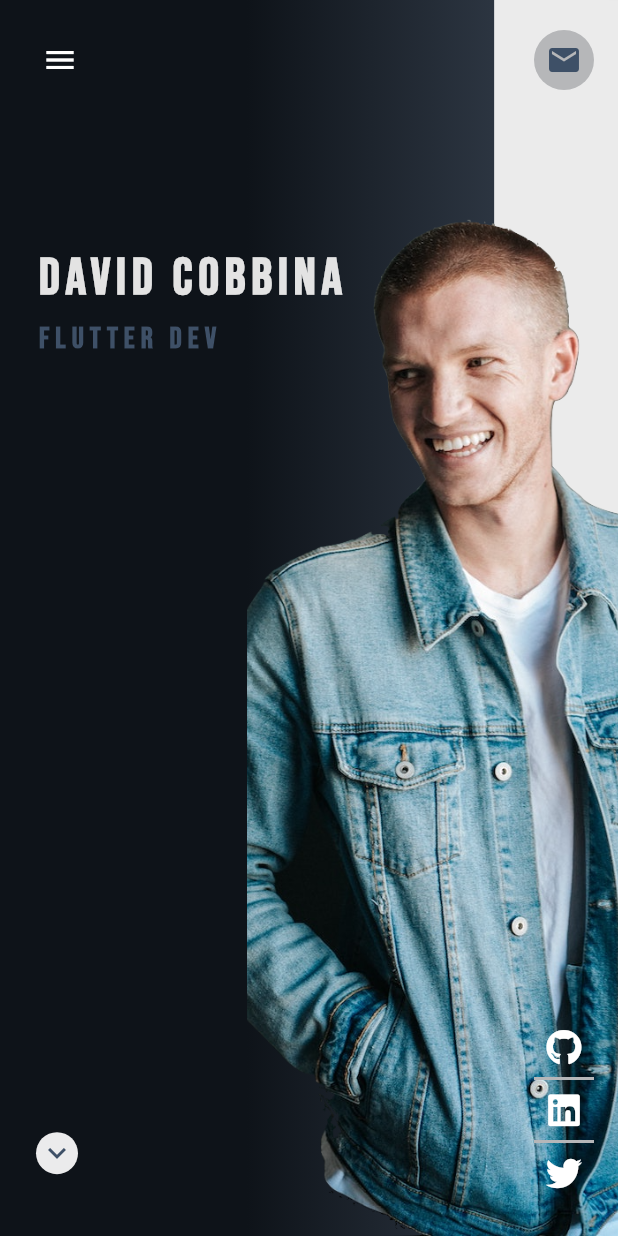
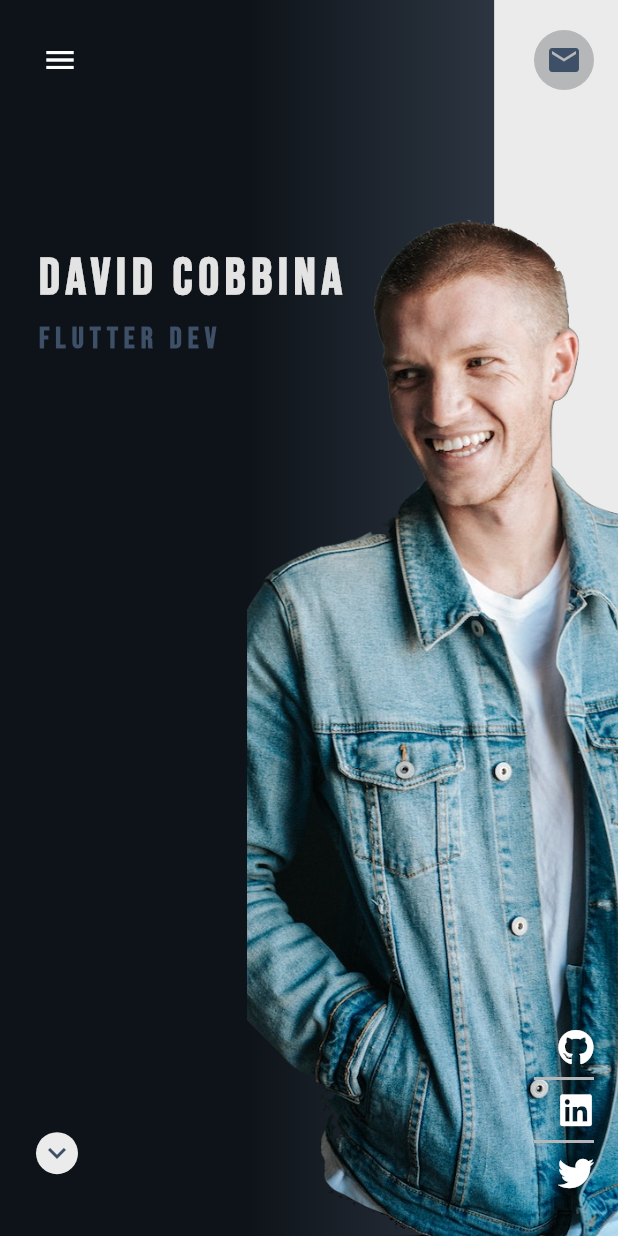
Before and after one commit to david-legend/aerium, a Flutter app: the screen it shows after launch, on a phone screen of 412 x 824 dp. Run offline on Flutter 3.47's test engine with Material 2 defaults, Android fonts, the phone set to English and light mode, and no system bars; our stand-ins replace auto_route, font_awesome_flutter, google_fonts, responsive_builder; missing offline and left inert: dart:html.

Commit message:
added socials widget

```diff
--- a/lib/presentation/pages/home/home_page_desktop.dart
+++ b/lib/presentation/pages/home/home_page_desktop.dart
@@ -1,13 +1,8 @@
-import 'package:auto_route/auto_route.dart';
 import 'package:flutter/material.dart';
 import 'package:portfoliosite/core/layout/adaptive.dart';
-import 'package:portfoliosite/presentation/pages/about/about_page.dart';
-import 'package:portfoliosite/presentation/routes/router.dart';
-import 'package:portfoliosite/presentation/routes/router.gr.dart';
 import 'package:portfoliosite/presentation/widgets/content_wrapper.dart';
 import 'package:portfoliosite/presentation/widgets/menu_list.dart';
 import 'package:portfoliosite/values/values.dart';
-import 'package:responsive_builder/responsive_builder.dart';
 
 class HomePageDesktop extends StatelessWidget {
   @override
--- a/lib/presentation/pages/home/home_page_mobile.dart
+++ b/lib/presentation/pages/home/home_page_mobile.dart
@@ -6,6 +6,7 @@ import 'package:portfoliosite/presentation/widgets/app_drawer.dart';
 import 'package:portfoliosite/presentation/widgets/circular_container.dart';
 import 'package:portfoliosite/presentation/widgets/content_wrapper.dart';
 import 'package:portfoliosite/presentation/widgets/horizontal_bar.dart';
+import 'package:portfoliosite/presentation/widgets/socials.dart';
 import 'package:portfoliosite/presentation/widgets/spaces.dart';
 import 'package:portfoliosite/values/values.dart';
 
@@ -30,7 +31,6 @@ class _HomePageMobileState extends State<HomePageMobile> {
         child: SafeArea(
           child: Stack(
             children: [
-
               Column(
                 children: [
                   Row(
@@ -158,21 +158,7 @@ class _HomePageMobileState extends State<HomePageMobile> {
     return Positioned(
       right: 16,
       bottom: 30,
-      child: Column(
-        children: [
-          Icon(FontAwesomeIcons.github),
-          HorizontalBar(
-            width: Sizes.WIDTH_40,
-            margin: EdgeInsets.symmetric(vertical: 8),
-          ),
-          Icon(FontAwesomeIcons.linkedin),
-          HorizontalBar(
-            width: Sizes.WIDTH_40,
-            margin: EdgeInsets.symmetric(vertical: 8),
-          ),
-          Icon(FontAwesomeIcons.twitter,),
-        ],
-      ),
+      child: Socials(isVertical: true, crossAxisAlignment: CrossAxisAlignment.end,),
     );
   }
 }
--- a/lib/presentation/widgets/app_drawer.dart
+++ b/lib/presentation/widgets/app_drawer.dart
@@ -4,6 +4,7 @@ import 'package:font_awesome_flutter/font_awesome_flutter.dart';
 import 'package:portfoliosite/core/layout/adaptive.dart';
 import 'package:portfoliosite/presentation/routes/router.gr.dart';
 import 'package:portfoliosite/presentation/widgets/circular_container.dart';
+import 'package:portfoliosite/presentation/widgets/socials.dart';
 import 'package:portfoliosite/presentation/widgets/spaces.dart';
 import 'package:portfoliosite/values/values.dart';
 
@@ -62,22 +63,10 @@ class AppDrawer extends StatelessWidget {
               crossAxisAlignment: CrossAxisAlignment.center,
               children: [
                 ..._buildMenuList(menuList),
-//                Text(
-//                  StringConst.ABOUT_ME,
-//                  style: selectedStyle,
-//                ),
-//                SpaceH16(),
-//                Text(StringConst.PORTFOLIO, style: unSelectedStyle),
-//                SpaceH16(),
-//                Text(StringConst.SERVICES, style: unSelectedStyle),
-//                SpaceH16(),
-//                Text(StringConst.CONTACT, style: unSelectedStyle),
-//                SpaceH16(),
-//                Text(StringConst.RESUME, style: unSelectedStyle),
               ],
             ),
             Spacer(flex: 1),
-            _buildSocials(),
+            Socials(isHorizontal: true),
             SpaceH44(),
           ],
         ),
@@ -85,35 +74,6 @@ class AppDrawer extends StatelessWidget {
     );
   }
 
-  Widget _buildSocials() {
-    return IntrinsicHeight(
-      child: Row(
-        mainAxisAlignment: MainAxisAlignment.center,
-        children: [
-          Icon(
-            FontAwesomeIcons.github,
-            color: AppColors.deepBlue,
-          ),
-          VerticalDivider(
-            width: Sizes.WIDTH_30,
-            thickness: 2,
-          ),
-          Icon(
-            FontAwesomeIcons.linkedin,
-            color: AppColors.deepBlue,
-          ),
-          VerticalDivider(
-            width: Sizes.WIDTH_30,
-            thickness: 2,
-          ),
-          Icon(
-            FontAwesomeIcons.twitter,
-            color: AppColors.deepBlue,
-          ),
-        ],
-      ),
-    );
-  }
 
   List<Widget> _buildMenuList(List<MenuData> menuList) {
     List<Widget> menuItems = [];
--- a/lib/presentation/widgets/menu_list.dart
+++ b/lib/presentation/widgets/menu_list.dart
@@ -2,6 +2,7 @@ import 'package:auto_route/auto_route.dart';
 import 'package:flutter/material.dart';
 import 'package:portfoliosite/presentation/routes/router.gr.dart';
 import 'package:portfoliosite/presentation/widgets/menu_item.dart';
+import 'package:portfoliosite/presentation/widgets/socials.dart';
 import 'package:portfoliosite/presentation/widgets/spaces.dart';
 import 'package:portfoliosite/values/values.dart';
 
@@ -22,6 +23,11 @@ class MenuList extends StatelessWidget {
       crossAxisAlignment: CrossAxisAlignment.start,
       children: <Widget>[
         ..._buildMenuList(menuList),
+
+        Spacer(
+          flex: 1,
+        ),
+        Socials(isVertical: true, crossAxisAlignment: CrossAxisAlignment.start),
         Spacer(
           flex: 1,
         ),
--- /dev/null
+++ b/lib/presentation/widgets/socials.dart
@@ -0,0 +1,79 @@
+import 'package:flutter/material.dart';
+import 'package:font_awesome_flutter/font_awesome_flutter.dart';
+import 'package:portfoliosite/presentation/widgets/horizontal_bar.dart';
+import 'package:portfoliosite/values/values.dart';
+import 'package:portfoliosite/core/extensions/hover_extensions.dart';
+
+class Socials extends StatelessWidget {
+  Socials({
+    this.isHorizontal = false,
+    this.isVertical = false,
+    this.crossAxisAlignment,
+    this.color,
+  }) : assert(isHorizontal == false || isVertical == false,
+            'Both isHorizontal and isVertical cannot be true');
+
+  final bool isVertical;
+  final bool isHorizontal;
+  final Color color;
+  final CrossAxisAlignment crossAxisAlignment;
+
+  @override
+  Widget build(BuildContext context) {
+    return isVertical
+        ? Container(
+            child: Column(
+              crossAxisAlignment: crossAxisAlignment,
+              children: [
+                Icon(
+                  FontAwesomeIcons.github,
+                  color: color,
+                ),
+                HorizontalBar(
+                  width: Sizes.WIDTH_40,
+                  margin: EdgeInsets.symmetric(vertical: Sizes.MARGIN_8),
+                ),
+                Icon(
+                  FontAwesomeIcons.linkedin,
+                  color: color,
+                ),
+                HorizontalBar(
+                  width: Sizes.WIDTH_40,
+                  margin: EdgeInsets.symmetric(vertical: Sizes.MARGIN_8),
+                ),
+                Icon(
+                  FontAwesomeIcons.twitter,
+                  color: color,
+                ),
+              ],
+            ),
+          ).showCursorOnHover
+        : IntrinsicHeight(
+            child: Row(
+              mainAxisAlignment: MainAxisAlignment.center,
+              children: [
+                Icon(
+                  FontAwesomeIcons.github,
+                  color: color ?? AppColors.deepBlue,
+                ),
+                VerticalDivider(
+                  width: Sizes.WIDTH_30,
+                  thickness: 2,
+                ),
+                Icon(
+                  FontAwesomeIcons.linkedin,
+                  color: color ?? AppColors.deepBlue,
+                ),
+                VerticalDivider(
+                  width: Sizes.WIDTH_30,
+                  thickness: 2,
+                ),
+                Icon(
+                  FontAwesomeIcons.twitter,
+                  color: color ?? AppColors.deepBlue,
+                ),
+              ],
+            ),
+          ).showCursorOnHover;
+  }
+}
```
